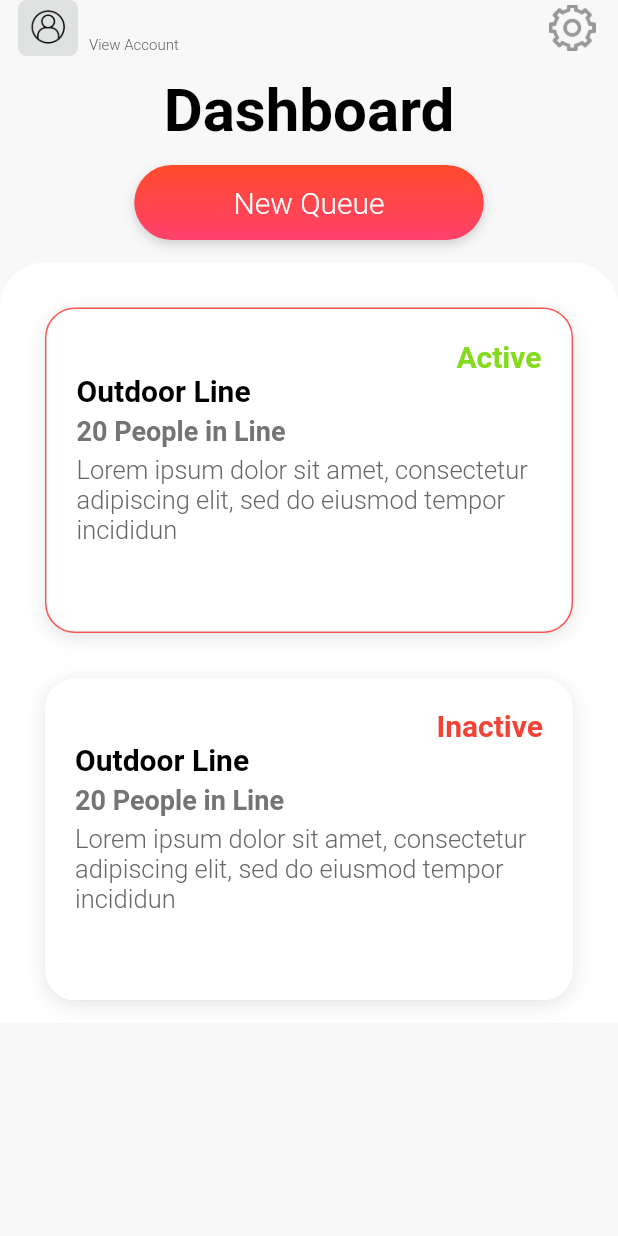
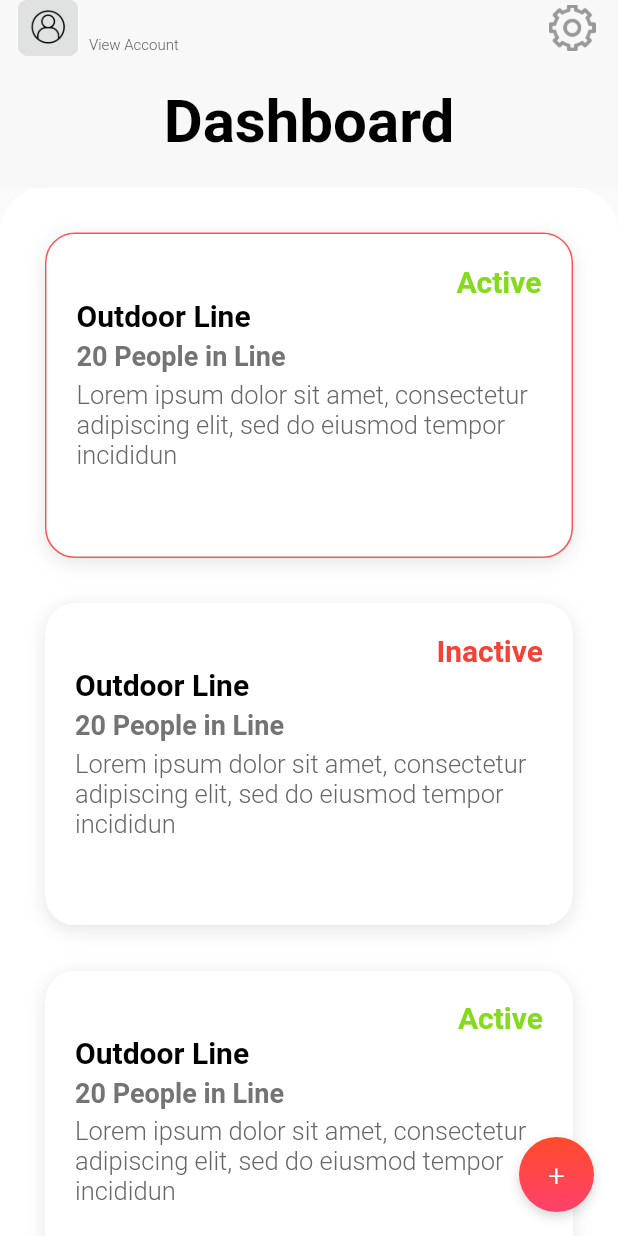
Before and after one commit to krishan99/Flutter-Front-End, a Flutter app: the screen it shows once a user with an empty profile is signed in, on a phone screen of 412 x 824 dp. Run offline on Flutter 3.47's test engine with Material 2 defaults, Android fonts, the phone set to English and light mode, and no system bars; our stand-ins replace auto_size_text, firebase_auth, google_sign_in; accounts and stored records are empty; network calls fail; Roboto replaces fonts that are missing (SanFrancisco).

Commit message:
Update dashboard_page.dart

```diff
--- a/business_app/lib/views/dashboard_page.dart
+++ b/business_app/lib/views/dashboard_page.dart
@@ -4,7 +4,7 @@ import 'package:business_app/themes.dart';
 import 'package:flutter/material.dart';
 import 'package:provider/provider.dart';
 
-//TODO: Have "SilvePersistentHeader" resize to allow smaller button while scrolling down
+//TODO: Have "SilvePersistentHeader" resize to allow smaller button while scrolling down. Using Temp Button rn.
 
 class DashboardPage extends StatefulWidget {
   final String name;
@@ -19,24 +19,30 @@ class _DashboardPageState extends State<DashboardPage> {
   @override
   Widget build(BuildContext context) {
     return Scaffold(
+      floatingActionButton: AccentedActionButton(text: "+", width: 50, height: 50,),
       body: SafeArea(
+        bottom: false,
         child: Container(
-          color: MyStyles.of(context).colors.background2,
           child: CustomScrollView(slivers: <Widget>[
             SliverPersistentHeader(
-              pinned: false,
+              pinned: true,
               delegate: _SliverAppBarDelegate(
+                color: MyStyles.of(context).colors.background2,
                 name: widget.name,
-                minExtent: 50.0,
-                maxExtent: 175,
+                minExtent: 100.0,
+                maxExtent: 125,
               ),
             ),
+
             SliverList(delegate: SliverChildBuilderDelegate((context, index) {
               if (index != 0) {
                 return null;
               }
 
               return Container(
+                child: Stack(
+                  children: [
+                    Container(
                       decoration: BoxDecoration(
                         color: MyStyles.of(context).colors.background1,
                         borderRadius: BorderRadius.only(
@@ -49,7 +55,7 @@ class _DashboardPageState extends State<DashboardPage> {
                             height: 15,
                           )
                         ] +
-                        List.generate(2, (index) {
+                        List.generate(3, (index) {
                           return Container(
                             padding: EdgeInsets.fromLTRB(30, 15, 30, 15),
                             child: SlidableListCell(
@@ -60,9 +66,13 @@ class _DashboardPageState extends State<DashboardPage> {
                               body: "Lorem ipsum dolor sit amet, consectetur adipiscing elit, sed do eiusmod tempor incididun",
                             )
                           );
+                        })
+                      ),
+                    ),
+                  ],
+                ),
+              );
             })),
-              );
-            }))
           ]),
         ),
       ),
@@ -98,8 +108,6 @@ class _SliverAppBarDelegate extends SliverPersistentHeaderDelegate {
             ),
           ),
         ),
-        AccentedActionButton(text: "New Queue",),
-        SizedBox(height: 15,)
       ]),
     );
   }
```
Lines whose indentation alone changed are shown as unchanged.
